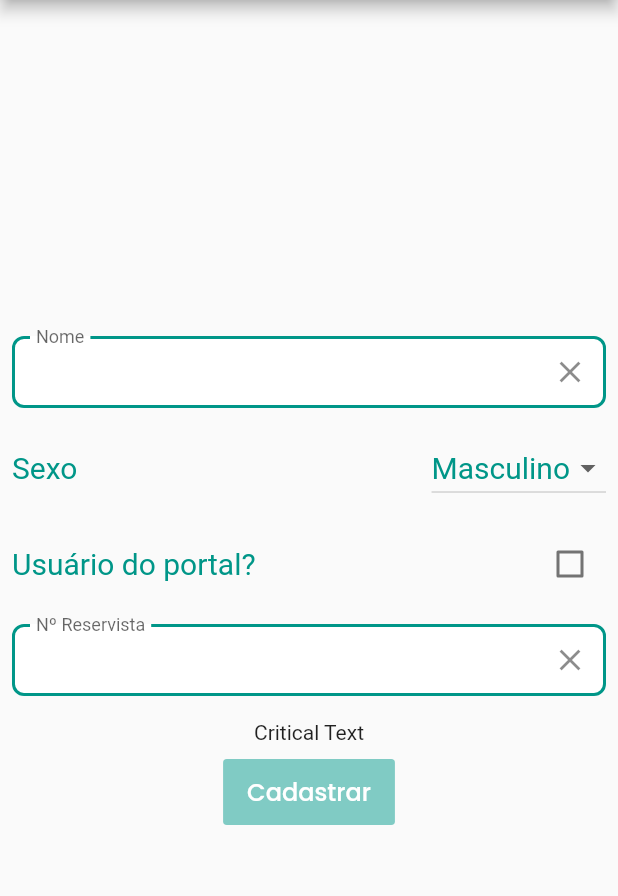
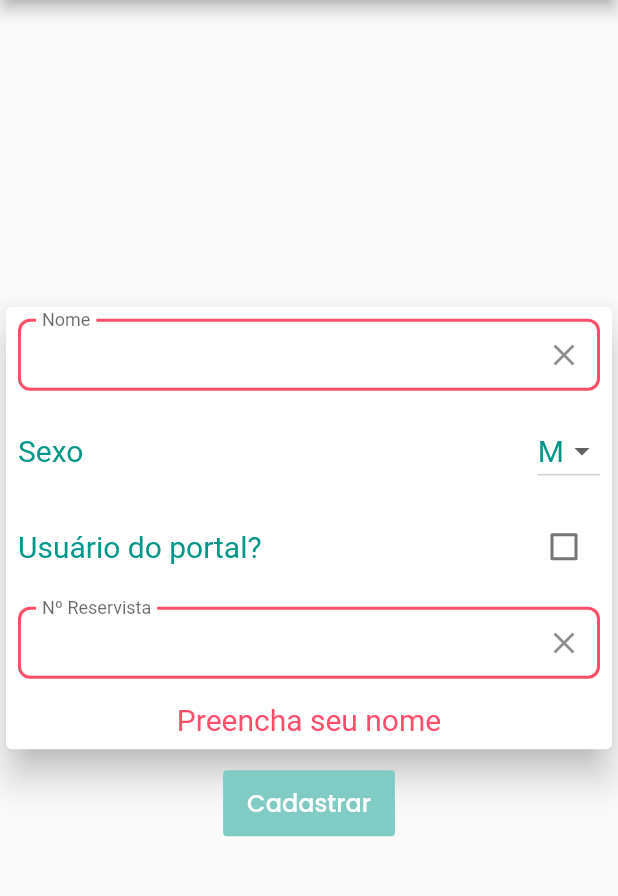
Before and after one commit to rodarterodrigo/desafiocodetec1, a Flutter app: the screen it shows after launch, on a phone screen of 412 x 824 dp, the part 84-980 px from its top. Run offline on Flutter 3.47's test engine with Material 2 defaults, Android fonts, the phone set to English and light mode, and no system bars; our stand-ins replace flutter_modular, google_fonts.

Commit message:
ajustes e melhorias no formulário

```diff
--- a/desafio_codetec1/lib/app/modules/home/home_bloc.dart
+++ b/desafio_codetec1/lib/app/modules/home/home_bloc.dart
@@ -8,6 +8,10 @@ class HomeBloc extends Disposable {
 
   final HomeModel homeModel = HomeModel();
 
+  String _critical = "";
+  get critical => _critical;
+  set critical(value) => _critical = value;
+
   bool _isLoading = false;
   get isLoading => _isLoading;
   set isLoading(value) => _isLoading = value;
@@ -17,18 +21,20 @@ class HomeBloc extends Disposable {
   Sink get input => _streamController.sink;
   Stream get output => _streamController.stream;
 
-  void inputLoadin(bool value){
+  void inputLoading(bool value){
     this.isLoading = value;
     input.add(this.isLoading);
   }
 
   void inputName(String name){
     this.homeModel.name = name;
+    this.criticalMessage();
     input.add(this.homeModel);
   }
 
   void inputSex(String sex){
     this.homeModel.gender = sex;
+    this.criticalMessage();
     input.add(homeModel);
   }
 
@@ -39,6 +45,7 @@ class HomeBloc extends Disposable {
 
   void inputReservist(String reservist){
     this.homeModel.reservist = reservist;
+    this.criticalMessage();
     input.add(homeModel);
   }
 
@@ -50,8 +57,8 @@ class HomeBloc extends Disposable {
     });
   }
 
-  void clearName(TextEditingController controller) { controller.clear(); this.homeModel.name = ""; this.input.add(this.homeModel); }
-  void clearReservist(TextEditingController controller) { controller.clear(); this.homeModel.reservist = ""; this.input.add(this.homeModel); }
+  void clearName(TextEditingController controller) { controller.clear(); this.homeModel.name = ""; this.criticalMessage(); this.input.add(this.homeModel); }
+  void clearReservist(TextEditingController controller) { controller.clear(); this.homeModel.reservist = ""; this.criticalMessage(); this.input.add(this.homeModel); }
 
   Future commit() async => await loading();
 
@@ -64,4 +71,19 @@ class HomeBloc extends Disposable {
   void dispose() {
     _streamController.close();
   }
+
+  void criticalMessage(){
+    if (!homeModel.isValidName()) {
+      this.critical = "Preencha seu nome";
+      this.input.add(this.critical);
+      return;
+    }
+
+    if (!homeModel.isValidReservist() && homeModel.gender == "M") {
+      this.critical = "Preencha o seu número de reservista";
+      this.input.add(this.critical);
+      return;
+    }
+    this.critical = "";
+  }
 }
--- a/desafio_codetec1/lib/app/modules/home/home_page.dart
+++ b/desafio_codetec1/lib/app/modules/home/home_page.dart
@@ -14,6 +14,7 @@ class HomePage extends StatelessWidget {
 
   @override
   Widget build(BuildContext context) {
+    homeBloc.criticalMessage();
     return StreamBuilder(
       stream: homeBloc.output,
       builder: (context, snapshot) => Scaffold(
@@ -25,6 +26,11 @@ class HomePage extends StatelessWidget {
             child: SingleChildScrollView(
               child: Column(
                 children: [
+                  Card(
+                    elevation: 10,
+                    child: Container(
+                      child: Column(
+                        children: [
                           Padding(
                             padding: EdgeInsets.all(8),
                             child: CustomTextField(
@@ -32,7 +38,7 @@ class HomePage extends StatelessWidget {
                               suffixIcon: Icon(Icons.clear),
                               clearTap: () => homeBloc.clearName(nameController),
                               controller: nameController,
-                      borderColor: Theme.of(context).primaryColor,
+                              borderColor: homeBloc.homeModel.isValidName()? Theme.of(context).accentColor: Theme.of(context).errorColor,
                               keyboardType: TextInputType.text,
                               labelText: "Nome",
                             ),
@@ -51,7 +57,7 @@ class HomePage extends StatelessWidget {
                                 ),
                                 DropdownButton<String>(
                                   value: homeBloc.homeModel.gender,
-                          items: <String>['Masculino', 'Feminino',].map((String value) => DropdownMenuItem<String>(
+                                  items: <String>['M', 'F',].map((String value) => DropdownMenuItem<String>(
                                     value: value,
                                     child: new Text(value,
                                       style: TextStyle(
@@ -85,27 +91,46 @@ class HomePage extends StatelessWidget {
                           ),
                           Padding(
                             padding: EdgeInsets.all(8),
+                            child: AnimatedOpacity(
+                              opacity: homeBloc.homeModel.gender == "F"? 0: 1,
+                              duration: Duration(milliseconds: 800),
                               child: CustomTextField(
-                      onChanged: (value) => (value) => homeBloc.inputReservist(value),
+                                onChanged: (value) => homeBloc.inputReservist(value),
                                 suffixIcon: Icon(Icons.clear),
                                 clearTap: () => homeBloc.clearReservist(reservistController),
                                 controller: reservistController,
-                      borderColor: Theme.of(context).primaryColor,
+                                borderColor: homeBloc.homeModel.isValidReservist()? Theme.of(context).accentColor: Theme.of(context).errorColor,
                                 keyboardType: TextInputType.text,
                                 labelText: "Nº Reservista",
                               ),
                             ),
+                          ),
                           Padding(
                             padding: EdgeInsets.all(8.0),
+                            child: AnimatedOpacity(
+                              opacity: homeBloc.homeModel.isValidForm()? 0: 1,
+                              duration: Duration(milliseconds: 800),
                               child: Text(
-                      "Critical Text"
+                                homeBloc.critical,
+                                style: TextStyle(
+                                  color: Theme.of(context).errorColor,
+                                  fontSize: 20
                                 ),
                               ),
-                  CustomButton(
+                            ),
+                          ),
+                        ],
+                      ),
+                    ),
+                  ),
+                  Padding(
+                    padding: const EdgeInsets.all(8.0),
+                    child: CustomButton(
                       onPressed: () async => await homeBloc.commit(),
                       text: "Cadastrar",
                       buttonStyle: CustomButtonStyle.Primary,
                       isEnable: homeBloc.homeModel.isValidForm(),
+                    ),
                   ),
                 ],
               ),
--- a/desafio_codetec1/lib/app/modules/models/home_model.dart
+++ b/desafio_codetec1/lib/app/modules/models/home_model.dart
@@ -4,7 +4,7 @@ class HomeModel{
   bool isPortalUser;
   String reservist;
 
-  HomeModel({this.name = "", this.gender = "Masculino", this.isPortalUser = false, this.reservist = ""});
+  HomeModel({this.name = "", this.gender = "M", this.isPortalUser = false, this.reservist = ""});
 
   @override
   String toString(){
@@ -13,5 +13,5 @@ class HomeModel{
 
   bool isValidName() => this.name.isNotEmpty;
   bool isValidReservist() => this.reservist.isNotEmpty;
-  bool isValidForm() => this.isValidName() && ((this.isValidReservist() && this.gender == "Masculino") || (!this.isValidReservist() && this.gender == "Feminino"));
+  bool isValidForm() => this.isValidName() && ((this.isValidReservist() && this.gender == "M") || (!this.isValidReservist() && this.gender == "F"));
 }
--- a/desafio_codetec1/lib/app/modules/shared/widgets/custom_textfield.dart
+++ b/desafio_codetec1/lib/app/modules/shared/widgets/custom_textfield.dart
@@ -77,7 +77,7 @@ class CustomTextField extends StatelessWidget {
                       borderRadius: BorderRadius.all(Radius.circular(8))),
                   enabledBorder: OutlineInputBorder(
                       borderSide: BorderSide(
-                          width: 2, color: Theme.of(context).primaryColor),
+                          width: 2, color: borderColor),
                       borderRadius: BorderRadius.all(Radius.circular(8))),
                   errorBorder: OutlineInputBorder(
                       borderSide: BorderSide(
```
Lines whose indentation alone changed are shown as unchanged.
